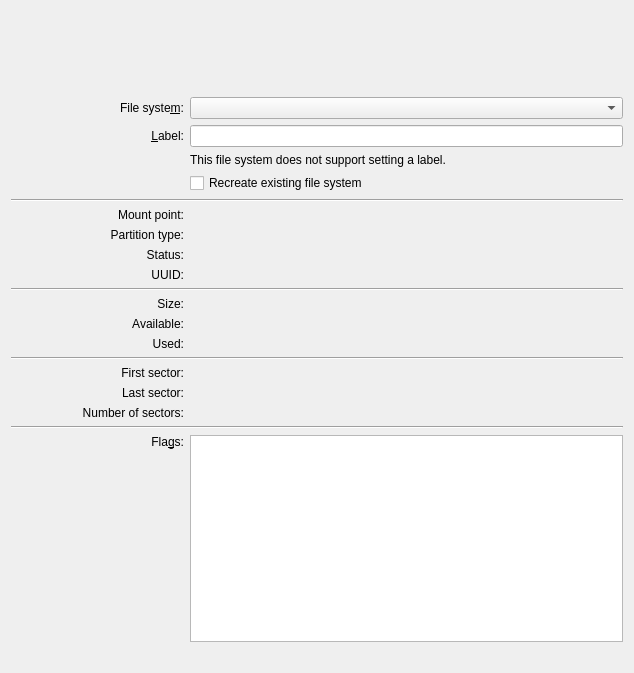
Qt form src/gui/partpropswidgetbase.ui (KDE/partitionmanager) before a commit.
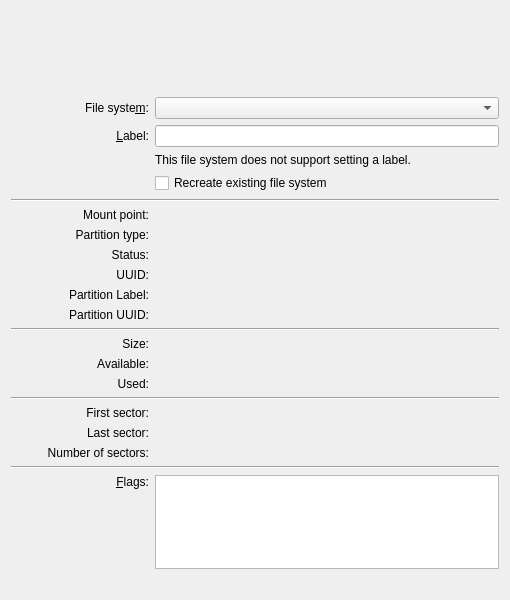
The same form after that commit. Custom widgets are drawn as their Qt base class.

Commit message:
Add Partition UUID and Partition Label in partition properties dialog
After this patch partition UUID and partition label will be visible
in the properties dialog of the partitions.

Also these label will only be visible if the partition table is GPT

Patch:
```diff
--- a/src/gui/partpropswidgetbase.ui
+++ b/src/gui/partpropswidgetbase.ui
@@ -6,8 +6,8 @@
    <rect>
     <x>0</x>
     <y>0</y>
-    <width>634</width>
-    <height>673</height>
+    <width>506</width>
+    <height>600</height>
    </rect>
   </property>
   <layout class="QGridLayout" name="gridLayout">
@@ -170,14 +170,14 @@
      </property>
     </widget>
    </item>
-   <item row="11" column="0" colspan="2">
+   <item row="13" column="0" colspan="2">
     <widget class="Line" name="line_2">
      <property name="orientation">
       <enum>Qt::Horizontal</enum>
      </property>
     </widget>
    </item>
-   <item row="12" column="0">
+   <item row="14" column="0">
     <widget class="QLabel" name="m_LabelTextCapacity">
      <property name="sizePolicy">
       <sizepolicy hsizetype="Preferred" vsizetype="Preferred">
@@ -193,7 +193,7 @@
      </property>
     </widget>
    </item>
-   <item row="12" column="1">
+   <item row="14" column="1">
     <widget class="QLabel" name="m_LabelCapacity">
      <property name="sizePolicy">
       <sizepolicy hsizetype="Preferred" vsizetype="Preferred">
@@ -206,7 +206,7 @@
      </property>
     </widget>
    </item>
-   <item row="13" column="0">
+   <item row="15" column="0">
     <widget class="QLabel" name="m_LabelTextAvailable">
      <property name="text">
       <string comment="@label partition capacity available">Available:</string>
@@ -216,14 +216,14 @@
      </property>
     </widget>
    </item>
-   <item row="13" column="1">
+   <item row="15" column="1">
     <widget class="QLabel" name="m_LabelAvailable">
      <property name="textInteractionFlags">
       <set>Qt::LinksAccessibleByMouse|Qt::TextSelectableByKeyboard|Qt::TextSelectableByMouse</set>
      </property>
     </widget>
    </item>
-   <item row="14" column="0">
+   <item row="16" column="0">
     <widget class="QLabel" name="m_LabelTextUsed">
      <property name="text">
       <string comment="@label partition capacity used">Used:</string>
@@ -233,21 +233,21 @@
      </property>
     </widget>
    </item>
-   <item row="14" column="1">
+   <item row="16" column="1">
     <widget class="QLabel" name="m_LabelUsed">
      <property name="textInteractionFlags">
       <set>Qt::LinksAccessibleByMouse|Qt::TextSelectableByKeyboard|Qt::TextSelectableByMouse</set>
      </property>
     </widget>
    </item>
-   <item row="15" column="0" colspan="2">
+   <item row="17" column="0" colspan="2">
     <widget class="Line" name="line">
      <property name="orientation">
       <enum>Qt::Horizontal</enum>
      </property>
     </widget>
    </item>
-   <item row="16" column="0">
+   <item row="18" column="0">
     <widget class="QLabel" name="m_LabelTextFirstSector">
      <property name="text">
       <string comment="@label">First sector:</string>
@@ -257,14 +257,14 @@
      </property>
     </widget>
    </item>
-   <item row="16" column="1">
+   <item row="18" column="1">
     <widget class="QLabel" name="m_LabelFirstSector">
      <property name="textInteractionFlags">
       <set>Qt::LinksAccessibleByMouse|Qt::TextSelectableByKeyboard|Qt::TextSelectableByMouse</set>
      </property>
     </widget>
    </item>
-   <item row="17" column="0">
+   <item row="19" column="0">
     <widget class="QLabel" name="m_LabelTextLastSector">
      <property name="text">
       <string comment="@label">Last sector:</string>
@@ -274,14 +274,14 @@
      </property>
     </widget>
    </item>
-   <item row="17" column="1">
+   <item row="19" column="1">
     <widget class="QLabel" name="m_LabelLastSector">
      <property name="textInteractionFlags">
       <set>Qt::LinksAccessibleByMouse|Qt::TextSelectableByKeyboard|Qt::TextSelectableByMouse</set>
      </property>
     </widget>
    </item>
-   <item row="18" column="0">
+   <item row="20" column="0">
     <widget class="QLabel" name="m_LabelTextNumSectors">
      <property name="text">
       <string comment="@label">Number of sectors:</string>
@@ -291,24 +291,24 @@
      </property>
     </widget>
    </item>
-   <item row="18" column="1">
+   <item row="20" column="1">
     <widget class="QLabel" name="m_LabelNumSectors">
      <property name="textInteractionFlags">
       <set>Qt::LinksAccessibleByMouse|Qt::TextSelectableByKeyboard|Qt::TextSelectableByMouse</set>
      </property>
     </widget>
    </item>
-   <item row="19" column="0" colspan="2">
+   <item row="21" column="0" colspan="2">
     <widget class="Line" name="m_LineListFlags">
      <property name="orientation">
       <enum>Qt::Horizontal</enum>
      </property>
     </widget>
    </item>
-   <item row="20" column="0">
+   <item row="22" column="0">
     <widget class="QLabel" name="m_LabelTextFlags">
      <property name="text">
-      <string comment="@label">Fla&amp;gs:</string>
+      <string comment="@label">&amp;Flags:</string>
      </property>
      <property name="alignment">
       <set>Qt::AlignRight|Qt::AlignTop|Qt::AlignTrailing</set>
@@ -318,7 +318,7 @@
      </property>
     </widget>
    </item>
-   <item row="20" column="1">
+   <item row="22" column="1">
     <widget class="QListWidget" name="m_ListFlags">
      <property name="horizontalScrollBarPolicy">
       <enum>Qt::ScrollBarAlwaysOff</enum>
@@ -334,7 +334,7 @@
      </property>
     </widget>
    </item>
-   <item row="21" column="0" colspan="2">
+   <item row="23" column="0" colspan="2">
     <spacer name="verticalSpacer_2">
      <property name="orientation">
       <enum>Qt::Vertical</enum>
@@ -350,6 +350,40 @@
      </property>
     </spacer>
    </item>
+   <item row="11" column="0">
+    <widget class="QLabel" name="m_LabelTextPartitionLabel">
+     <property name="text">
+      <string>Partition Label:</string>
+     </property>
+     <property name="alignment">
+      <set>Qt::AlignRight|Qt::AlignTrailing|Qt::AlignVCenter</set>
+     </property>
+    </widget>
+   </item>
+   <item row="12" column="0">
+    <widget class="QLabel" name="m_LabelTextPartitionUuid">
+     <property name="text">
+      <string>Partition UUID:</string>
+     </property>
+     <property name="alignment">
+      <set>Qt::AlignRight|Qt::AlignTrailing|Qt::AlignVCenter</set>
+     </property>
+    </widget>
+   </item>
+   <item row="12" column="1">
+    <widget class="QLabel" name="m_LabelPartitionUuid">
+     <property name="text">
+      <string/>
+     </property>
+    </widget>
+   </item>
+   <item row="11" column="1">
+    <widget class="QLabel" name="m_LabelPartitionLabel">
+     <property name="text">
+      <string/>
+     </property>
+    </widget>
+   </item>
   </layout>
  </widget>
  <customwidgets>
```
Left out of the diff: 64 changed lines with no effect on the pictures. The commit also changes 2 other files.
